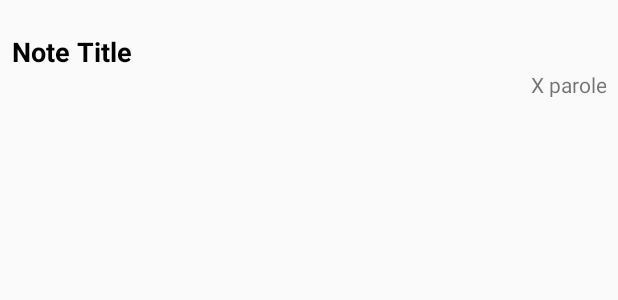
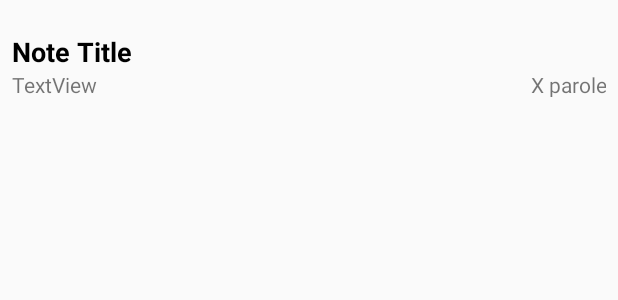
Before and after one commit to danXNU/iGio-Android, an Android app: the layout note_row.xml on its own in the app's theme, with its tools: preview values and no code run, on a phone screen of 412 x 824 dp. Shown: the top 300 px of the screen. Run offline under Robolectric (Android 15) with nearby library versions, the phone set to English and light mode, and no system bars.

Commit message:
added a date label in note row

```diff
--- a/app/build.gradle
+++ b/app/build.gradle
@@ -35,5 +35,5 @@ dependencies {
     testImplementation 'junit:junit:4.12'
     androidTestImplementation 'com.android.support.test:runner:1.0.2'
     androidTestImplementation 'com.android.support.test.espresso:espresso-core:3.0.2'
-
+    implementation 'com.github.hotchemi:khronos:0.9.0'
 }
--- a/app/src/main/java/com/danitox/igio_android/MainActivity.kt
+++ b/app/src/main/java/com/danitox/igio_android/MainActivity.kt
@@ -15,6 +15,7 @@ import android.widget.BaseAdapter
 import android.widget.ListView
 import android.widget.TextView
 import io.realm.Realm
+import khronos.toString
 import kotlinx.android.synthetic.main.activity_main.*
 import kotlinx.android.synthetic.main.note_row.view.*
 
@@ -143,6 +144,7 @@ private class NotesAdapter: RecyclerView.Adapter<NotesViewHolder>() {
     override fun onBindViewHolder(holder: NotesViewHolder, position: Int) {
         val note = agent.allNotes[position]
         holder.view.mainLabel.text = note.title
+        holder.view.dateLabel.text = note.getReadbleDate()
         holder.view.paroleCountLabel.text = note.getBodyWordsCount().toString().plus(" parole")
         holder.noteID = note.id
         holder.clickAction = this.clickAction
--- a/app/src/main/res/layout/note_row.xml
+++ b/app/src/main/res/layout/note_row.xml
@@ -23,4 +23,12 @@
             android:layout_height="18dp"
             android:id="@+id/paroleCountLabel" app:layout_constraintEnd_toEndOf="parent" android:layout_marginEnd="8dp"
             app:layout_constraintTop_toBottomOf="@+id/mainLabel"/>
+    <TextView
+            android:text="TextView"
+            android:layout_width="wrap_content"
+            android:layout_height="wrap_content"
+            android:id="@+id/dateLabel"
+            app:layout_constraintStart_toStartOf="parent"
+            android:layout_marginStart="8dp"
+            app:layout_constraintTop_toTopOf="@+id/paroleCountLabel"/>
 </android.support.constraint.ConstraintLayout>
```
Also changed, not shown: app/src/main/java/com/danitox/igio_android/NotesAgent.kt (+14 -0 lines).
